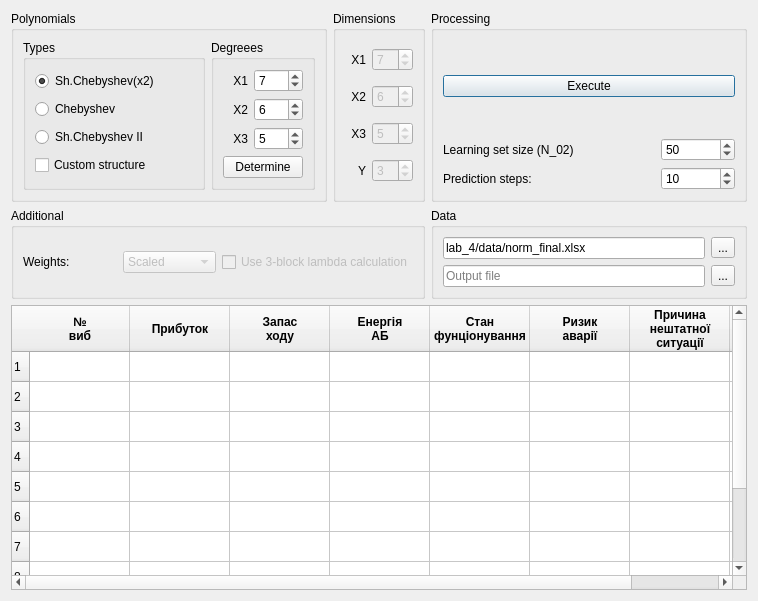
Qt form main_window.ui (landrew31/sisan_4) before a commit.
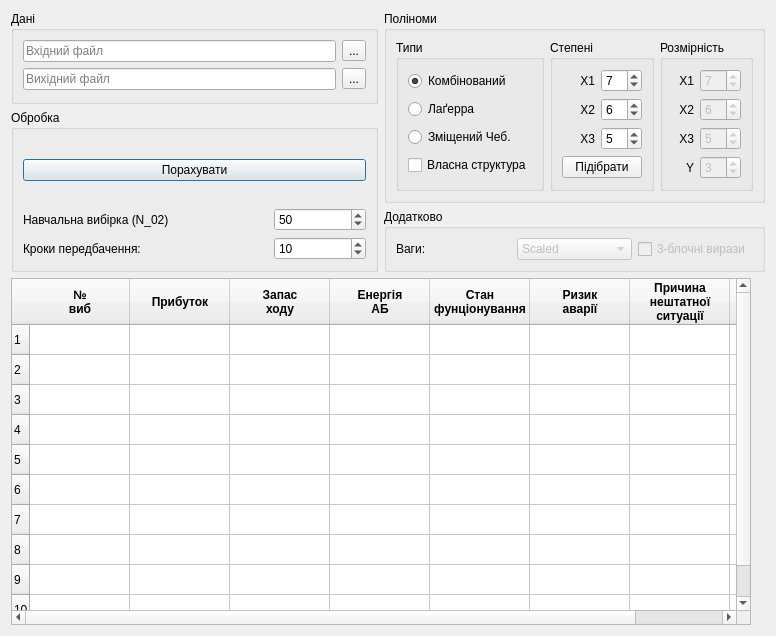
The same form after that commit.

The edit to the form file:
```diff
--- a/main_window.ui
+++ b/main_window.ui
@@ -6,18 +6,61 @@
    <rect>
     <x>0</x>
     <y>0</y>
-    <width>758</width>
-    <height>601</height>
+    <width>776</width>
+    <height>636</height>
    </rect>
   </property>
   <property name="windowTitle">
    <string>Form1</string>
   </property>
-  <layout class="QGridLayout" name="gridLayout_2" rowstretch="0,0,0" columnstretch="0,0,0">
+  <layout class="QGridLayout" name="gridLayout_2">
    <item row="0" column="0">
+    <widget class="QGroupBox" name="groupBox">
+     <property name="title">
+      <string>Дані</string>
+     </property>
+     <layout class="QGridLayout" name="gridLayout_5">
+      <item row="1" column="1">
+       <widget class="QToolButton" name="select_input">
+        <property name="text">
+         <string>...</string>
+        </property>
+       </widget>
+      </item>
+      <item row="2" column="0">
+       <widget class="QLineEdit" name="line_output">
+        <property name="text">
+         <string/>
+        </property>
+        <property name="placeholderText">
+         <string>Вихідний файл</string>
+        </property>
+       </widget>
+      </item>
+      <item row="2" column="1">
+       <widget class="QToolButton" name="select_output">
+        <property name="text">
+         <string>...</string>
+        </property>
+       </widget>
+      </item>
+      <item row="1" column="0">
+       <widget class="QLineEdit" name="line_input">
+        <property name="text">
+         <string/>
+        </property>
+        <property name="placeholderText">
+         <string>Вхідний файл</string>
+        </property>
+       </widget>
+      </item>
+     </layout>
+    </widget>
+   </item>
+   <item row="0" column="1" rowspan="2">
     <widget class="QGroupBox" name="groupBox_5">
      <property name="title">
-      <string>Polynomials</string>
+      <string>Поліноми</string>
      </property>
      <layout class="QHBoxLayout" name="horizontalLayout">
       <item>
@@ -29,13 +72,13 @@
          </sizepolicy>
         </property>
         <property name="title">
-         <string>Types</string>
+         <string>Типи</string>
         </property>
         <layout class="QVBoxLayout" name="verticalLayout">
          <item>
           <widget class="QRadioButton" name="radio_sh_cheb">
            <property name="text">
-            <string>Sh.Chebyshev(x2)</string>
+            <string>Комбінований</string>
            </property>
            <property name="checked">
             <bool>true</bool>
@@ -45,21 +88,21 @@
          <item>
           <widget class="QRadioButton" name="radio_cheb">
            <property name="text">
-            <string>Chebyshev</string>
+            <string>Лаґерра</string>
            </property>
           </widget>
          </item>
          <item>
           <widget class="QRadioButton" name="radio_sh_cheb_2">
            <property name="text">
-            <string>Sh.Chebyshev II</string>
+            <string>Зміщений Чеб.</string>
            </property>
           </widget>
          </item>
          <item>
           <widget class="QCheckBox" name="custom_check">
            <property name="text">
-            <string>Custom structure</string>
+            <string>Власна структура</string>
            </property>
           </widget>
          </item>
@@ -75,9 +118,9 @@
          </sizepolicy>
         </property>
         <property name="title">
-         <string>Degreees</string>
+         <string>Степені</string>
         </property>
-        <layout class="QGridLayout" name="gridLayout_4" columnstretch="1,2">
+        <layout class="QGridLayout" name="gridLayout_4" columnstretch="1,0">
          <item row="0" column="0">
           <widget class="QLabel" name="label_6">
            <property name="text">
@@ -135,17 +178,14 @@
             <bool>true</bool>
            </property>
            <property name="text">
-            <string>Determine</string>
+            <string>Підібрати</string>
            </property>
           </widget>
          </item>
         </layout>
        </widget>
       </item>
-     </layout>
-    </widget>
-   </item>
-   <item row="0" column="1">
+      <item>
     <widget class="QGroupBox" name="groupBox_2">
      <property name="sizePolicy">
       <sizepolicy hsizetype="Fixed" vsizetype="Preferred">
@@ -154,7 +194,7 @@
       </sizepolicy>
      </property>
      <property name="title">
-      <string>Dimensions</string>
+         <string>Розмірність</string>
      </property>
      <layout class="QGridLayout" name="gridLayout_3">
       <item row="2" column="0">
@@ -240,114 +280,15 @@
      </layout>
     </widget>
    </item>
-   <item row="1" column="0" colspan="2">
-    <widget class="QGroupBox" name="groupBox_7">
-     <property name="title">
-      <string>Additional</string>
-     </property>
-     <layout class="QHBoxLayout" name="horizontalLayout_3">
-      <item>
-       <widget class="QLabel" name="label_9">
-        <property name="text">
-         <string>Weights:</string>
-        </property>
-       </widget>
-      </item>
-      <item>
-       <widget class="QComboBox" name="weights_box">
-        <property name="enabled">
-         <bool>false</bool>
-        </property>
-        <property name="currentIndex">
-         <number>1</number>
-        </property>
-        <item>
-         <property name="text">
-          <string>Average</string>
-         </property>
-        </item>
-        <item>
-         <property name="text">
-          <string>Scaled</string>
-         </property>
-        </item>
-       </widget>
-      </item>
-      <item>
-       <widget class="QCheckBox" name="lambda_check">
-        <property name="enabled">
-         <bool>false</bool>
-        </property>
-        <property name="text">
-         <string>Use 3-block lambda calculation</string>
-        </property>
-       </widget>
-      </item>
      </layout>
     </widget>
    </item>
-   <item row="1" column="2">
-    <widget class="QGroupBox" name="groupBox">
-     <property name="title">
-      <string>Data</string>
-     </property>
-     <layout class="QGridLayout" name="gridLayout_5">
-      <item row="1" column="1">
-       <widget class="QToolButton" name="select_input">
-        <property name="text">
-         <string>...</string>
-        </property>
-       </widget>
-      </item>
-      <item row="2" column="0">
-       <widget class="QLineEdit" name="line_output">
-        <property name="text">
-         <string/>
-        </property>
-        <property name="placeholderText">
-         <string>Output file</string>
-        </property>
-       </widget>
-      </item>
-      <item row="2" column="1">
-       <widget class="QToolButton" name="select_output">
-        <property name="text">
-         <string>...</string>
-        </property>
-       </widget>
-      </item>
-      <item row="1" column="0">
-       <widget class="QLineEdit" name="line_input">
-        <property name="text">
-         <string>lab_4/data/norm_final.xlsx</string>
-        </property>
-        <property name="placeholderText">
-         <string>Input file</string>
-        </property>
-       </widget>
-      </item>
-     </layout>
-    </widget>
-   </item>
-   <item row="0" column="2">
+   <item row="1" column="0" rowspan="2">
     <widget class="QGroupBox" name="groupBox_6">
      <property name="title">
-      <string>Processing</string>
+      <string>Обробка</string>
      </property>
      <layout class="QGridLayout" name="gridLayout">
-      <item row="0" column="0" rowspan="2" colspan="3">
-       <widget class="QPushButton" name="exec_button">
-        <property name="text">
-         <string>Execute</string>
-        </property>
-        <property name="default">
-         <bool>true</bool>
-        </property>
-        <property name="flat">
-         <bool>false</bool>
-        </property>
-       </widget>
-      </item>
       <item row="3" column="2">
        <widget class="QSpinBox" name="predictBox">
         <property name="value">
@@ -358,14 +299,14 @@
       <item row="3" column="0">
        <widget class="QLabel" name="label_10">
         <property name="text">
-         <string>Prediction steps:</string>
+         <string>Кроки передбачення:</string>
         </property>
        </widget>
       </item>
       <item row="2" column="0">
        <widget class="QLabel" name="label">
         <property name="text">
-         <string>Learning set size (N_02)</string>
+         <string>Навчальна вибірка (N_02)</string>
         </property>
        </widget>
       </item>
@@ -379,10 +320,69 @@
         </property>
        </widget>
       </item>
+      <item row="0" column="0" rowspan="2" colspan="3">
+       <widget class="QPushButton" name="exec_button">
+        <property name="text">
+         <string>Порахувати</string>
+        </property>
+        <property name="default">
+         <bool>true</bool>
+        </property>
+        <property name="flat">
+         <bool>false</bool>
+        </property>
+       </widget>
+      </item>
      </layout>
     </widget>
    </item>
-   <item row="2" column="0" colspan="3">
+   <item row="2" column="1">
+    <widget class="QGroupBox" name="groupBox_7">
+     <property name="title">
+      <string>Додатково</string>
+     </property>
+     <layout class="QHBoxLayout" name="horizontalLayout_3">
+      <item>
+       <widget class="QLabel" name="label_9">
+        <property name="text">
+         <string>Ваги:</string>
+        </property>
+       </widget>
+      </item>
+      <item>
+       <widget class="QComboBox" name="weights_box">
+        <property name="enabled">
+         <bool>false</bool>
+        </property>
+        <property name="currentIndex">
+         <number>1</number>
+        </property>
+        <item>
+         <property name="text">
+          <string>Average</string>
+         </property>
+        </item>
+        <item>
+         <property name="text">
+          <string>Scaled</string>
+         </property>
+        </item>
+       </widget>
+      </item>
+      <item>
+       <widget class="QCheckBox" name="lambda_check">
+        <property name="enabled">
+         <bool>false</bool>
+        </property>
+        <property name="text">
+         <string>3-блочні вирази</string>
+        </property>
+       </widget>
+      </item>
+     </layout>
+    </widget>
+   </item>
+   <item row="3" column="0" colspan="2">
     <widget class="QTableWidget" name="tablewidget">
      <property name="maximumSize">
       <size>
```
Lines whose indentation alone changed are shown as unchanged.
